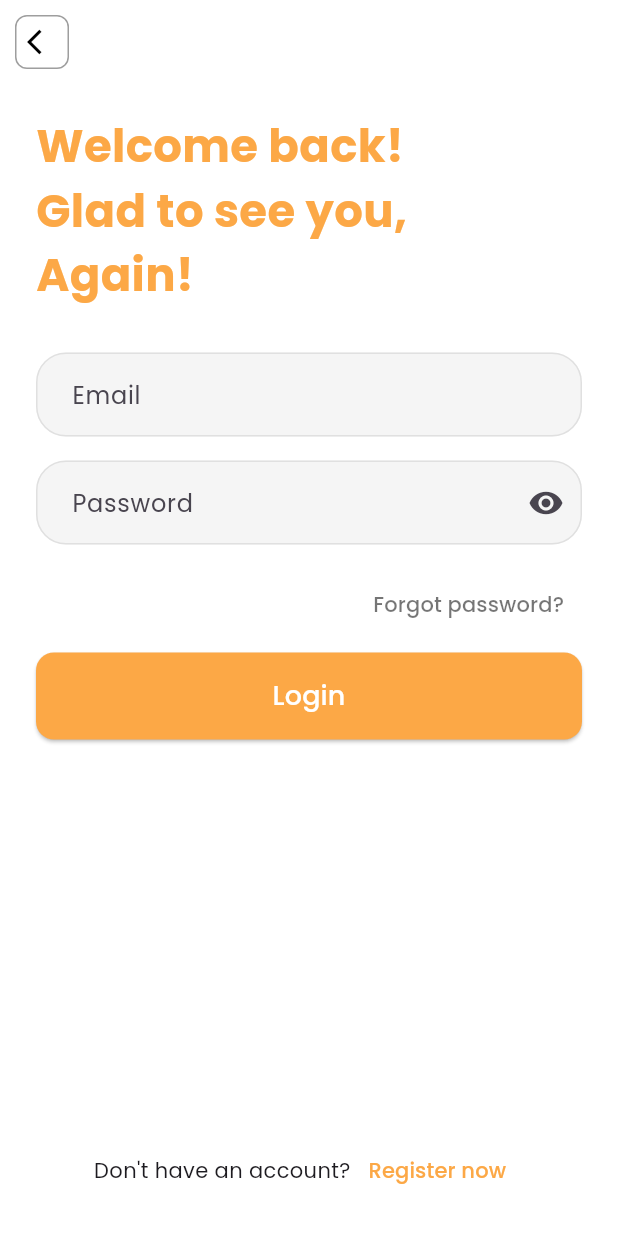
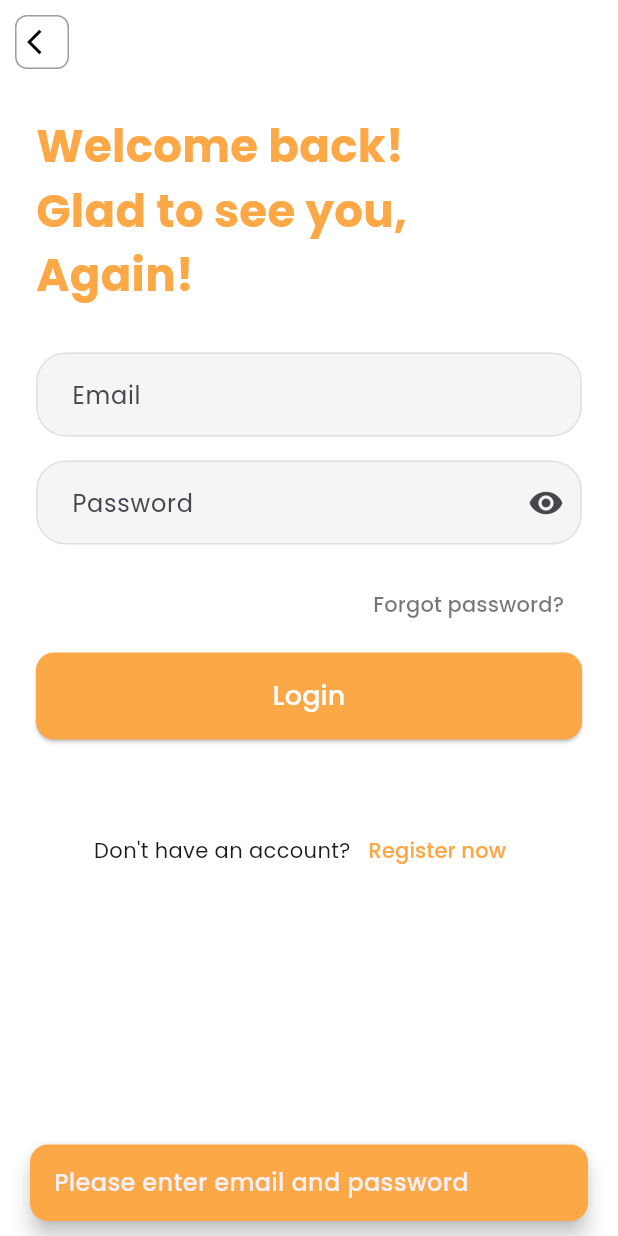
Before and after one commit to raj1008-git/Goreto, a Flutter app: the AuthScreen screen opened by its route, after a tap on "Login", on a phone screen of 412 x 824 dp. Run offline on Flutter 3.47's test engine with Material 3 defaults, Android fonts, the phone set to English and light mode, and no system bars; our stand-ins replace dio, flutter_secure_storage, flutter_spinkit, page_transition; accounts and stored records are empty.

```diff
--- a/lib/app.dart
+++ b/lib/app.dart
@@ -1,4 +1,5 @@
 import 'package:flutter/material.dart';
+import 'package:goreto/features/auth/screens/auth_screen.dart';
 import 'package:goreto/features/splash/screens/splash_screen.dart';
 import 'package:goreto/routes/app_routes.dart';
 
@@ -11,8 +12,8 @@ class MyApp extends StatelessWidget {
       title: 'Tourism App',
       debugShowCheckedModeBanner: false,
       theme: ThemeData(fontFamily: 'Poppins'),
-      home: const SplashScreen(),
-      initialRoute: AppRoutes.splash,
+      home: const AuthScreen(),
+      initialRoute: AppRoutes.auth,
       onGenerateRoute: AppRoutes.generateRoute,
     );
   }
--- /dev/null
+++ b/lib/core/constants/api_endpoints.dart
@@ -0,0 +1,4 @@
+class ApiEndpoints {
+  static const String baseUrl = "http://192.168.1.31:8000/api";
+  static const String login = "$baseUrl/login";
+}
--- /dev/null
+++ b/lib/core/services/dio_client.dart
@@ -0,0 +1,41 @@
+import 'package:dio/dio.dart';
+import 'package:goreto/core/constants/api_endpoints.dart';
+import 'secure_storage_service.dart';
+
+class DioClient {
+  static final DioClient _instance = DioClient._internal();
+  factory DioClient() => _instance;
+
+  late Dio dio;
+
+  DioClient._internal() {
+    dio =
+        Dio(
+            BaseOptions(
+              baseUrl: ApiEndpoints.baseUrl,
+              connectTimeout: const Duration(seconds: 10),
+              receiveTimeout: const Duration(seconds: 10),
+              sendTimeout: const Duration(seconds: 10),
+              headers: {
+                'Accept': 'application/json',
+                'Content-Type': 'application/json',
+              },
+            ),
+          )
+          ..interceptors.add(
+            InterceptorsWrapper(
+              onRequest: (options, handler) async {
+                final storage = SecureStorageService();
+                final token = await storage.read('access_token');
+                if (token != null) {
+                  options.headers['Authorization'] = 'Bearer $token';
+                }
+                return handler.next(options);
+              },
+              onError: (DioError e, handler) {
+                return handler.next(e);
+              },
+            ),
+          );
+  }
+}
--- /dev/null
+++ b/lib/core/utils/snackbar_helper.dart
@@ -0,0 +1,25 @@
+import 'package:flutter/material.dart';
+import '../constants/appColors.dart';
+
+class SnackbarHelper {
+  static void show(
+    BuildContext context,
+    String message, {
+    Color backgroundColor = AppColors.primary,
+    Duration duration = const Duration(seconds: 2),
+  }) {
+    ScaffoldMessenger.of(context).showSnackBar(
+      SnackBar(
+        content: Text(
+          message,
+          style: const TextStyle(fontSize: 16, fontWeight: FontWeight.w500),
+        ),
+        backgroundColor: backgroundColor,
+        behavior: SnackBarBehavior.floating,
+        shape: RoundedRectangleBorder(borderRadius: BorderRadius.circular(12)),
+        margin: const EdgeInsets.symmetric(horizontal: 20, vertical: 10),
+        duration: duration,
+      ),
+    );
+  }
+}
--- /dev/null
+++ b/lib/data/datasources/remote/auth_api_service.dart
@@ -0,0 +1,17 @@
+import 'package:dio/dio.dart';
+import '../../../core/services/dio_client.dart';
+import '../../../core/constants/api_endpoints.dart';
+import '../../models/auth/login_response_model.dart';
+
+class AuthApiService {
+  final Dio _dio = DioClient().dio;
+
+  Future<LoginResponse> login(String email, String password) async {
+    final response = await _dio.post(
+      ApiEndpoints.login,
+      data: {"email": email, "password": password},
+    );
+
+    return LoginResponse.fromJson(response.data);
+  }
+}
--- /dev/null
+++ b/lib/data/models/auth/login_response_model.dart
@@ -0,0 +1,45 @@
+class LoginResponse {
+  final String message;
+  final String accessToken;
+  final String tokenType;
+  final UserModel user;
+
+  LoginResponse({
+    required this.message,
+    required this.accessToken,
+    required this.tokenType,
+    required this.user,
+  });
+
+  factory LoginResponse.fromJson(Map<String, dynamic> json) {
+    return LoginResponse(
+      message: json['message'],
+      accessToken: json['access_token'],
+      tokenType: json['token_type'],
+      user: UserModel.fromJson(json['user']),
+    );
+  }
+}
+
+class UserModel {
+  final int id;
+  final String name;
+  final String email;
+  final String role;
+
+  UserModel({
+    required this.id,
+    required this.name,
+    required this.email,
+    required this.role,
+  });
+
+  factory UserModel.fromJson(Map<String, dynamic> json) {
+    return UserModel(
+      id: json['id'],
+      name: json['name'],
+      email: json['email'],
+      role: json['role'],
+    );
+  }
+}
--- /dev/null
+++ b/lib/data/providers/auth_provider.dart
@@ -0,0 +1,38 @@
+import 'package:flutter/material.dart';
+import 'package:goreto/data/datasources/remote/auth_api_service.dart';
+import 'package:goreto/data/models/auth/login_response_model.dart';
+import '../../../core/services/secure_storage_service.dart';
+
+class AuthProvider extends ChangeNotifier {
+  final AuthApiService _api = AuthApiService();
+  final SecureStorageService _storage = SecureStorageService();
+
+  UserModel? _user;
+  UserModel? get user => _user;
+  bool _isLoading = false;
+  bool get isLoading => _isLoading;
+
+  Future<void> login(String email, String password) async {
+    _isLoading = true;
+    notifyListeners();
+
+    try {
+      final response = await _api.login(email, password);
+      _user = response.user;
+
+      await _storage.write('access_token', response.accessToken);
+      await _storage.write('token_type', response.tokenType);
+    } catch (e) {
+      rethrow;
+    } finally {
+      _isLoading = false;
+      notifyListeners();
+    }
+  }
+
+  Future<void> logout() async {
+    _user = null;
+    await _storage.clear();
+    notifyListeners();
+  }
+}
--- a/lib/features/auth/screens/auth_screen.dart
+++ b/lib/features/auth/screens/auth_screen.dart
@@ -1,4 +1,9 @@
 import 'package:flutter/material.dart';
+import 'package:goreto/core/utils/snackbar_helper.dart';
+import 'package:goreto/data/providers/auth_provider.dart';
+import 'package:goreto/routes/app_routes.dart';
+import 'package:page_transition/page_transition.dart';
+import 'package:provider/provider.dart';
 
 import '../../../core/constants/appColors.dart';
 import '../widgets/custom_button.dart';
@@ -58,8 +63,15 @@ class _AuthScreenState extends State<AuthScreen> {
         ),
       ),
       backgroundColor: Colors.white,
-      body: Padding(
+      body: GestureDetector(
+        onTap: () {
+          FocusScope.of(context).unfocus(); // Dismiss keyboard on tap
+        },
+        child: Padding(
           padding: const EdgeInsets.symmetric(horizontal: 24.0),
+          child: SafeArea(
+            child: SingleChildScrollView(
+              physics: const BouncingScrollPhysics(),
               child: Column(
                 crossAxisAlignment: CrossAxisAlignment.start,
                 children: [
@@ -77,7 +89,10 @@ class _AuthScreenState extends State<AuthScreen> {
                   const SizedBox(height: 30),
 
                   if (isLogin) ...[
-              CustomTextField(controller: emailController, hintText: "Email"),
+                    CustomTextField(
+                      controller: emailController,
+                      hintText: "Email",
+                    ),
                     const SizedBox(height: 16),
                     CustomTextField(
                       controller: passwordController,
@@ -97,7 +112,10 @@ class _AuthScreenState extends State<AuthScreen> {
                       hintText: "Username",
                     ),
                     const SizedBox(height: 16),
-              CustomTextField(controller: emailController, hintText: "Email"),
+                    CustomTextField(
+                      controller: emailController,
+                      hintText: "Email",
+                    ),
                     const SizedBox(height: 16),
                     CustomTextField(
                       controller: passwordController,
@@ -143,14 +161,76 @@ class _AuthScreenState extends State<AuthScreen> {
                   const SizedBox(height: 8),
                   CustomButton(
                     text: isLogin ? "Login" : "Register",
-              onPressed: () {
-                // TODO: Add login or register action here
+                    onPressed: () async {
+                      if (isLogin) {
+                        final authProvider = Provider.of<AuthProvider>(
+                          context,
+                          listen: false,
+                        );
+                        final email = emailController.text.trim();
+                        final password = passwordController.text.trim();
+
+                        if (email.isEmpty || password.isEmpty) {
+                          SnackbarHelper.show(
+                            context,
+                            "Please enter email and password",
+                          );
+
+                          return;
+                        }
+
+                        // Show loading dialog
+                        showDialog(
+                          context: context,
+                          barrierDismissible: false,
+                          builder: (_) =>
+                              const Center(child: CircularProgressIndicator()),
+                        );
+
+                        try {
+                          await authProvider.login(email, password);
+                          if (!context.mounted) return;
+
+                          // Close loader
+                          Navigator.of(context).pop();
+
+                          // Show beautiful snackbar
+                          final message = authProvider.user != null
+                              ? "Welcome ${authProvider.user!.name}!"
+                              : "Login successful";
+
+                          SnackbarHelper.show(context, message);
+
+                          // Navigate with fade transition
+                          Navigator.pushReplacement(
+                            context,
+                            PageTransition(
+                              child: AppRoutes.getPage(AppRoutes.dashboard),
+
+                              type: PageTransitionType.fade,
+                              duration: const Duration(milliseconds: 700),
+                            ),
+                          );
+                        } catch (e) {
+                          Navigator.of(context).pop(); // Close loader
+                          SnackbarHelper.show(
+                            context,
+                            "Login failed: ${e.toString()}",
+                          );
+                        }
+                      } else {
+                        SnackbarHelper.show(
+                          context,
+                          "Registration not implemented yet.",
+                        );
+                      }
                     },
+
                     backgroundColor: AppColors.primary,
                     textColor: Colors.white,
                   ),
 
-            const Spacer(),
+                  SizedBox(height: 50),
 
                   Row(
                     mainAxisAlignment: MainAxisAlignment.center,
@@ -184,6 +264,9 @@ class _AuthScreenState extends State<AuthScreen> {
                 ],
               ),
             ),
+          ),
+        ),
+      ),
     );
   }
 }
--- a/lib/main.dart
+++ b/lib/main.dart
@@ -1,5 +1,6 @@
 import 'package:flutter/material.dart';
 import 'package:flutter/services.dart';
+import 'package:goreto/data/providers/auth_provider.dart';
 import 'package:provider/provider.dart';
 
 import 'app.dart';
@@ -14,7 +15,10 @@ void main() async {
 
   runApp(
     MultiProvider(
-      providers: [ChangeNotifierProvider(create: (_) => StoryBoardProvider())],
+      providers: [
+        ChangeNotifierProvider(create: (_) => StoryBoardProvider()),
+        ChangeNotifierProvider(create: (_) => AuthProvider()),
+      ],
       child: const MyApp(), // Your main app widget
     ),
   );
--- a/pubspec.yaml
+++ b/pubspec.yaml
@@ -37,6 +37,9 @@ dependencies:
   flutter_spinkit: ^5.2.1
   page_transition: ^2.2.1
   provider: ^6.1.5
+  flutter_secure_storage: ^9.2.4
+  dio: ^5.8.0+1
+  http: ^1.4.0
 
 dev_dependencies:
   flutter_test:
```
Also changed, not shown: lib/core/services/secure_storage_service.dart (added, +21 -0 lines), lib/presentation/screens/dashboard/dashboard_screen.dart (+63 -20 lines), pubspec.lock, 8 other files. Lines whose indentation alone changed are shown as unchanged.
